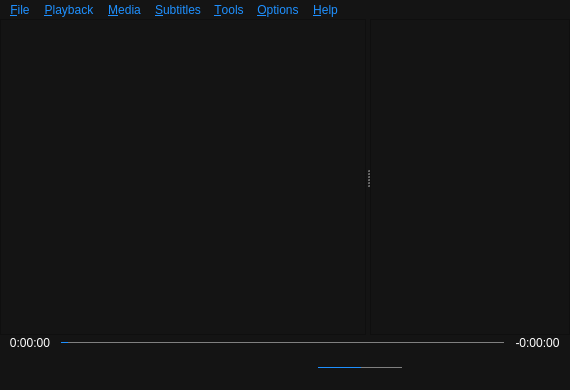
This is Baka MPlayer/mainwindow.ui in u8sand/Baka-MPlayer as Qt 5 draws it before an edit. The edited form follows.
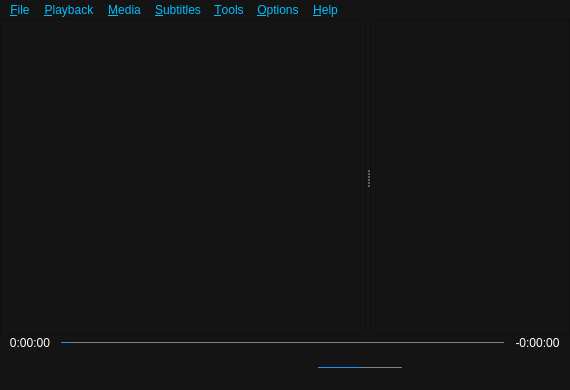
This is the edited form. Icons and pictures are not drawn. Custom widgets are drawn as their Qt base class.

Commit message: mainwindow.ui: change QMenuBar back color to deepskyblue

```diff
--- a/Baka MPlayer/mainwindow.ui
+++ b/Baka MPlayer/mainwindow.ui
@@ -24,7 +24,7 @@
 
 QMenuBar, QMenuBar::item {
 	background: #141414;
-	color: dodgerblue;
+	color: deepskyblue;
 }
 
 
```
